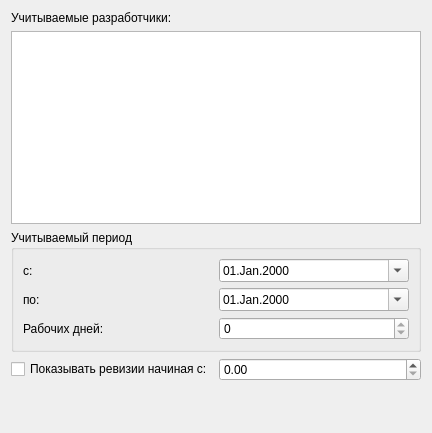
Above: WizardUI/localsettingspage.ui from SergeyPoklonov/OMPDevelopers before the change. Below: the same form after it.
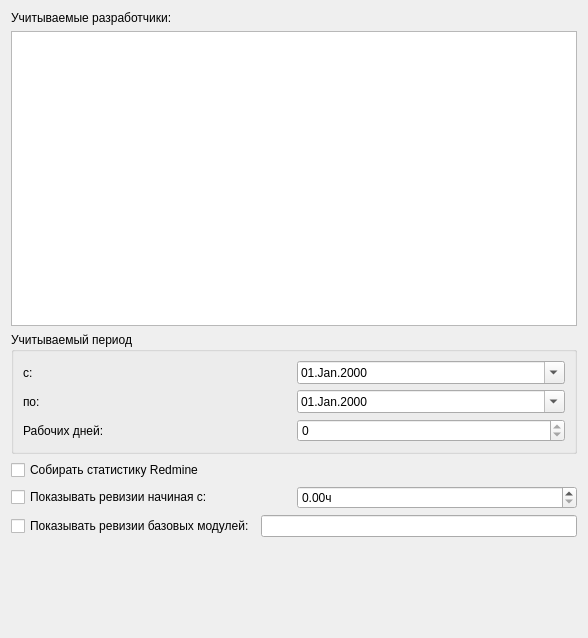
That is the form after the change.

Commit message: Добавлена настройка для отключения сбора статистики по Redmine. Добавлена возможность сбора списка ревизий меняющих базовый ф-ционал.

```diff
--- a/WizardUI/localsettingspage.ui
+++ b/WizardUI/localsettingspage.ui
@@ -6,8 +6,8 @@
    <rect>
     <x>0</x>
     <y>0</y>
-    <width>432</width>
-    <height>433</height>
+    <width>588</width>
+    <height>638</height>
    </rect>
   </property>
   <property name="windowTitle">
@@ -108,6 +108,13 @@
        </layout>
       </widget>
      </item>
+     <item>
+      <widget class="QCheckBox" name="redmineEnabledCheck">
+       <property name="text">
+        <string>Собирать статистику Redmine</string>
+       </property>
+      </widget>
+     </item>
      <item>
       <layout class="QHBoxLayout" name="horizontalLayout_4">
        <item>
@@ -118,7 +125,25 @@
         </widget>
        </item>
        <item>
-        <widget class="QDoubleSpinBox" name="minRevHrsSpinBox"/>
+        <widget class="QDoubleSpinBox" name="minRevHrsSpinBox">
+         <property name="suffix">
+          <string>ч</string>
+         </property>
+        </widget>
+       </item>
+      </layout>
+     </item>
+     <item>
+      <layout class="QHBoxLayout" name="horizontalLayout_5">
+       <item>
+        <widget class="QCheckBox" name="showCoreRevsCheck">
+         <property name="text">
+          <string>Показывать ревизии базовых модулей:</string>
+         </property>
+        </widget>
+       </item>
+       <item>
+        <widget class="QLineEdit" name="coreRevsNamesEdit"/>
        </item>
       </layout>
      </item>
```
The commit also changes 9 other files.
